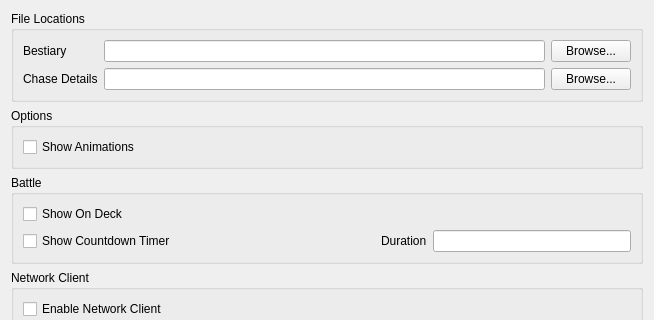
The window that DMHelper/src/optionsdialog.ui (MMetze/DMHelper) describes before a commit, drawn with Qt 5; both pictures show x 0 to 654 and y 0 to 320 of the 654 by 541 pixel window.
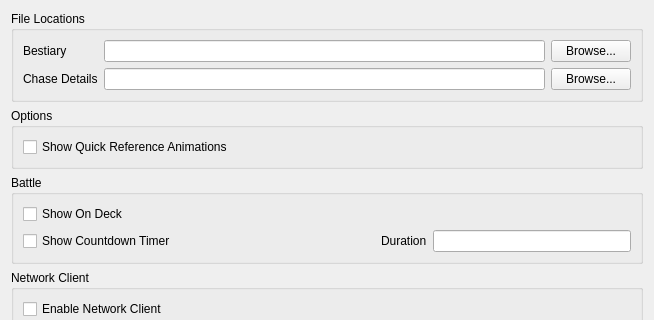
The same window after the commit. Icons and pictures are not drawn.

Commit message:
Minor dialog updates during documentation
Combatant count valid from 1 to 100
Combatant dialog called "Edit Combatant" instead of "Dialog"
DMScreen Tab updated to say "Disadvantage" and "Speed" of waterborn vehicles named correctly
Publish Window now called "Player's Window"
Options Dialog called "DM Helper Options" instead of "Dialog"
Scrolling Text window called "DM Helper Scrolling Text"

Patch:
```diff
--- a/DMHelper/src/optionsdialog.ui
+++ b/DMHelper/src/optionsdialog.ui
@@ -69,7 +69,7 @@
       <item>
        <widget class="QCheckBox" name="chkShowAnimations">
         <property name="text">
-         <string>Show Animations</string>
+         <string>Show Quick Reference Animations</string>
         </property>
        </widget>
       </item>
```
Left out of the diff: 2 changed lines with no effect on the pictures. The commit also changes 5 other files.
